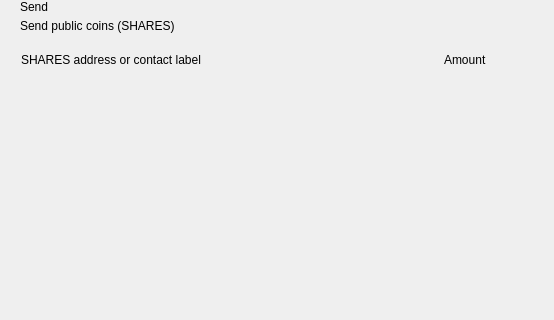
Old version of the form src/qt/pivx/forms/send.ui in the repository AltcoinBaggins/lil; both pictures show x 0 to 554 and y 0 to 320 of the 893 by 700 pixel window.
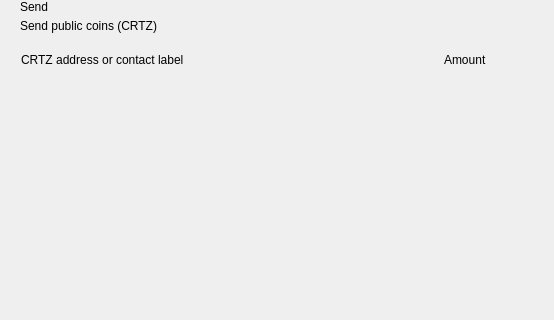
New version of the form. Custom widgets are drawn as their Qt base class.

Commit message: [fork] Save as cortez coin template

What changed in the file:
```diff
--- a/src/qt/pivx/forms/send.ui
+++ b/src/qt/pivx/forms/send.ui
@@ -81,7 +81,7 @@
             <item>
              <widget class="QLabel" name="labelSubtitle1">
               <property name="text">
-               <string>Send public coins (SHARES)</string>
+               <string>Send public coins (CRTZ)</string>
               </property>
              </widget>
             </item>
@@ -141,7 +141,7 @@
              <string notr="true">margin-left:8px;</string>
             </property>
             <property name="text">
-             <string>SHARES address or contact label</string>
+             <string>CRTZ address or contact label</string>
             </property>
            </widget>
           </item>
```
The commit also changes 711 other files.
